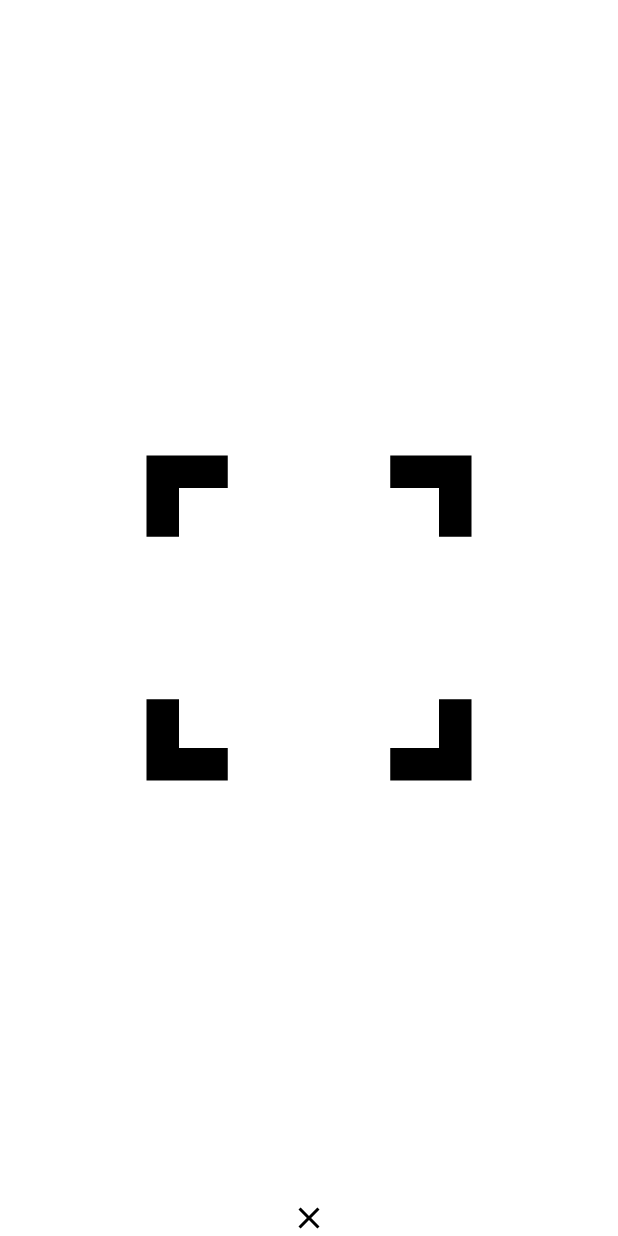
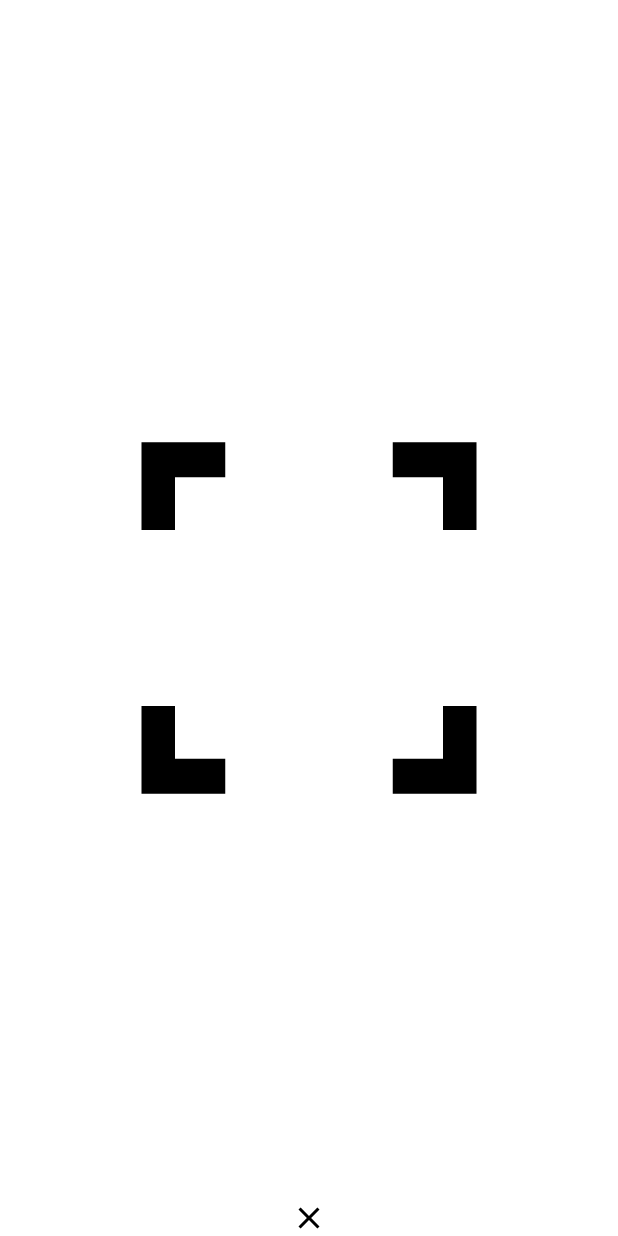
Before and after one commit to WillChrist007/Etanod, an Android app: the layout activity_scan_qractivity.xml on its own in the app's theme, with its tools: preview values and no code run, on a phone screen of 412 x 824 dp. Run offline under Robolectric (Android 15) with nearby library versions, the phone set to English and light mode, and no system bars.

Commit message:
camera [done]

```diff
--- a/app/src/main/java/com/william/etanodv2/room/CameraView.kt
+++ b/app/src/main/java/com/william/etanodv2/CameraView.kt
@@ -1,4 +1,4 @@
-package com.william.etanodv2.room
+package com.william.etanodv2
 
 import android.content.Context
 import android.hardware.Camera
--- a/app/src/main/res/layout/activity_scan_qractivity.xml
+++ b/app/src/main/res/layout/activity_scan_qractivity.xml
@@ -5,15 +5,15 @@
     android:layout_width="match_parent"
     android:layout_height="match_parent"
     android:orientation="vertical"
-    tools:context=".MainActivity">
+    tools:context=".ScanQRActivity">
     <FrameLayout
         android:layout_width="wrap_content"
         android:layout_height="wrap_content"
         android:id="@+id/FLCamera"/>
 
     <ImageView
-        android:layout_width="260dp"
-        android:layout_height="260dp"
+        android:layout_width="268dp"
+        android:layout_height="281dp"
         android:layout_gravity="center"
         android:background="@drawable/ic_baseline_frame_scanner" />
 
```
Also changed, not shown: app/src/main/java/com/william/etanodv2/ScanQRActivity.kt (+9 -5 lines).
